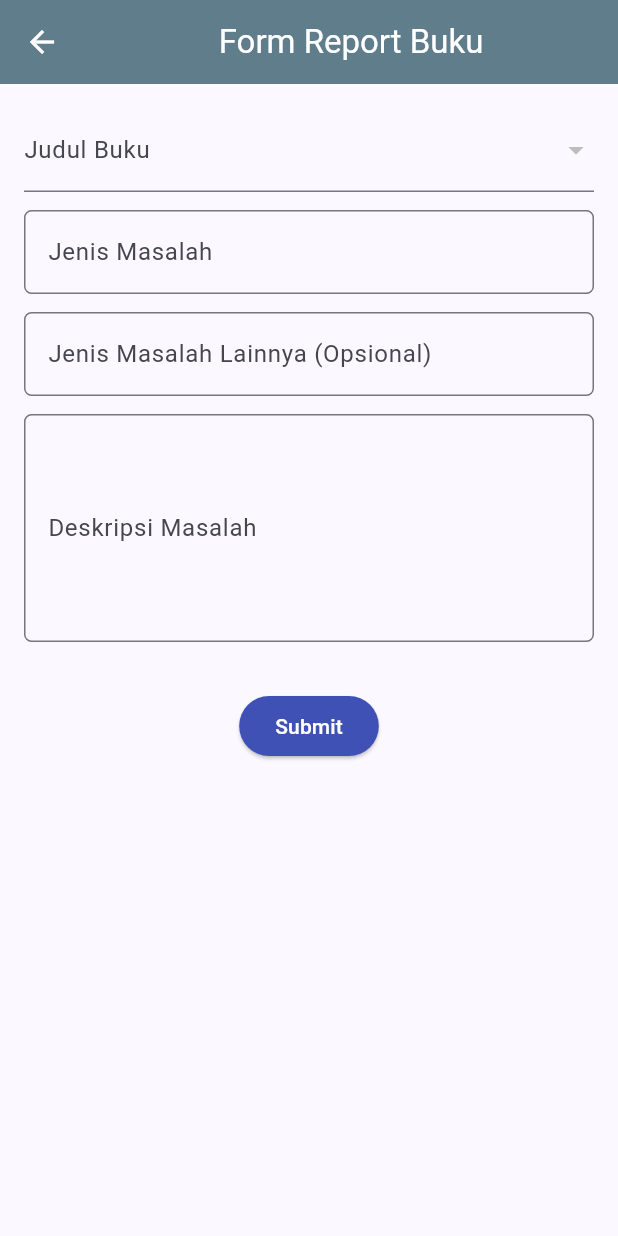
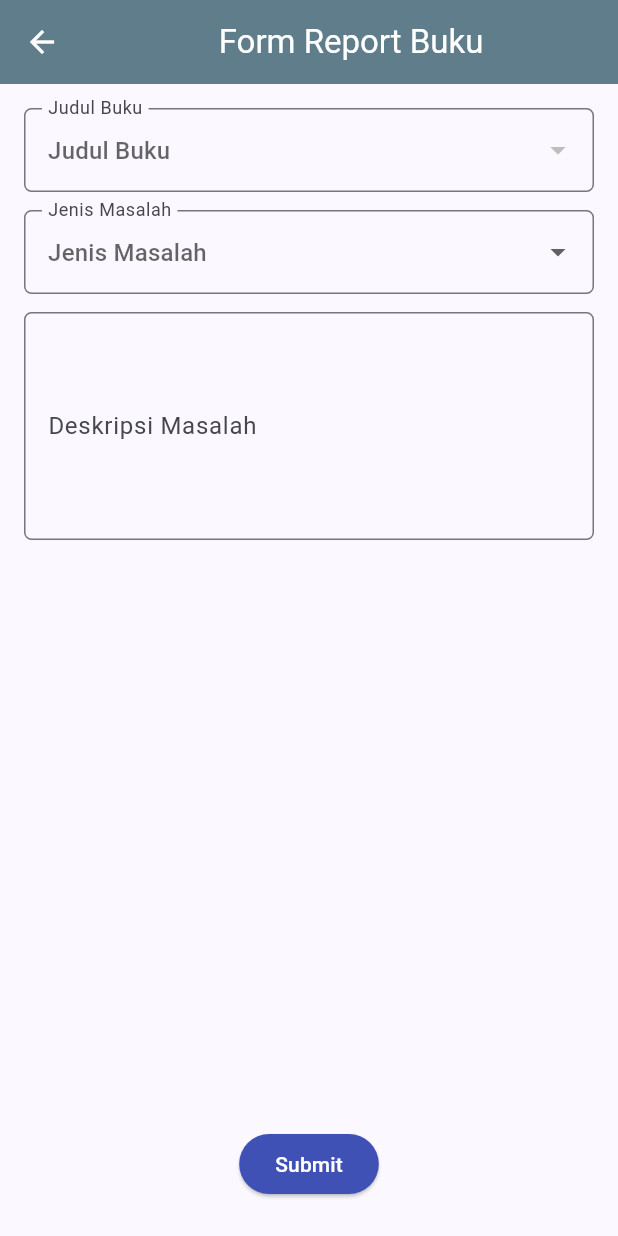
Before and after one commit to E-sebelas-mobile/bookoo-mobile, a Flutter app: the ReportBookPage screen opened directly, after a tap on the "add" icon, on a phone screen of 412 x 824 dp. Run offline on Flutter 3.47's test engine with Material 2 defaults, Android fonts, the phone set to English and light mode, and no system bars; missing offline and left inert: pbp_django_auth; accounts and stored records are empty; network calls fail.

Commit message:
selesai basic implementation report

```diff
--- /dev/null
+++ b/devtools_options.yaml
@@ -0,0 +1 @@
+extensions:
--- a/lib/reportbookstuff/menuReport.dart
+++ b/lib/reportbookstuff/menuReport.dart
@@ -43,7 +43,7 @@ class _ReportBookPageState extends State<ReportBookPage> {
         list_product.add(Product.fromJson(d));
       }
     }
-    return list_product;
+    return list_product.reversed.toList();
   }
 
   Future<void> _fetchProduct() async {
@@ -70,9 +70,8 @@ class _ReportBookPageState extends State<ReportBookPage> {
 
   Future<void> _deleteReport(int index) async {
     try {
-      int reportIdToDelete = _filteredProducts[index]
-          .pk; // Assuming 'pk' is the ID field of your Product model
-      print(reportIdToDelete);
+      int reportIdToDelete = _filteredProducts[index].pk; // Assuming 'pk' is the ID field of your Product model
+      // print(reportIdToDelete);
       var url = Uri.parse(
           'http://localhost:8000/modulreport/hapuslaporan/$reportIdToDelete/'); // Replace with your Django endpoint URL
       var response = await http.post(url);
@@ -103,9 +102,15 @@ class _ReportBookPageState extends State<ReportBookPage> {
           Navigator.push(
             context,
             MaterialPageRoute(
-              builder: (context) => BookReportForm(),
+              builder: (context) => BookReportForm(
+                refreshCallback: _fetchProduct, // Pass the callback function
+              ),
             ),
-          );
+          ).then((_) {
+            if (mounted) {
+              _fetchProduct(); // Refresh data when returning from BookReportForm
+            }
+          });
         },
         child: Icon(Icons.add),
       ),
--- a/lib/reportbookstuff/reportForm.dart
+++ b/lib/reportbookstuff/reportForm.dart
@@ -1,11 +1,17 @@
+import 'package:bookoo_mobile/reportbookstuff/menuReport.dart';
 import 'package:flutter/material.dart';
 import 'package:bookoo_mobile/main.dart';
 import 'package:http/http.dart' as http;
 import 'dart:convert';
 import 'package:bookoo_mobile/models/books.dart';
+import 'package:pbp_django_auth/pbp_django_auth.dart';
+import 'package:provider/provider.dart';
+
+
 
 class BookReportForm extends StatefulWidget {
-  const BookReportForm({Key? key}) : super(key: key);
+  final VoidCallback refreshCallback; // Define a callback function
+  const BookReportForm({Key? key, required this.refreshCallback}) : super(key: key);
 
   @override
   State<BookReportForm> createState() => _BookReportFormState();
@@ -14,10 +20,11 @@ class BookReportForm extends StatefulWidget {
 class _BookReportFormState extends State<BookReportForm> {
   final _formKey = GlobalKey<FormState>();
   String? _bookTitle; // Nullable type
-  String _issueType = '';
+  String? _issueType;
   String _otherIssueType = '';
   String _issueDescription = '';
   Set<String> bookTitles = {}; // Set to store fetched book titles
+  bool _showOtherIssueTypeField = false; // Initially hide the field
 
   @override
   void initState() {
@@ -36,7 +43,8 @@ class _BookReportFormState extends State<BookReportForm> {
     Set<String> titles = {};
     for (var d in data) {
       if (d != null) {
-        titles.add(Fields.fromJson(d['fields']).title); // Access 'title' from 'Fields'
+        titles.add(
+            Fields.fromJson(d['fields']).title); // Access 'title' from 'Fields'
       }
     }
     setState(() {
@@ -46,6 +54,8 @@ class _BookReportFormState extends State<BookReportForm> {
 
   @override
   Widget build(BuildContext context) {
+    final request = context.watch<CookieRequest>();
+
     return Scaffold(
       appBar: PreferredSize(
         preferredSize: Size.fromHeight(kToolbarHeight),
@@ -56,11 +66,15 @@ class _BookReportFormState extends State<BookReportForm> {
           centerTitle: true, // Center the title
         ),
       ),
-
       body: Form(
         key: _formKey,
+        child: Padding(
+          padding: const EdgeInsets.all(16.0),
+          child: Column(
+            crossAxisAlignment: CrossAxisAlignment.start,
+            children: [
+              Expanded(
                 child: SingleChildScrollView(
-          padding: const EdgeInsets.all(16.0),
                   child: Column(
                     crossAxisAlignment: CrossAxisAlignment.start,
                     children: [
@@ -74,23 +88,26 @@ class _BookReportFormState extends State<BookReportForm> {
                         }).toList(),
                         onChanged: (String? value) {
                           setState(() {
-                    _bookTitle = value; // Update _bookTitle when a new item is selected
+                            _bookTitle =
+                                value; // Update _bookTitle when a new item is selected
                           });
                         },
                         decoration: InputDecoration(
+                          hintText: 'Judul Buku',
                           labelText: 'Judul Buku',
-                  // Other decoration properties...
+                          border: OutlineInputBorder(
+                            borderRadius: BorderRadius.circular(5.0),
+                          ),
                         ),
                         validator: (value) {
                           if (value == null || value.isEmpty) {
                             return 'Judul Buku tidak boleh kosong!';
                           }
-                  return null;
                         },
                       ),
-
                       const SizedBox(height: 12),
-              TextFormField(
+                      DropdownButtonFormField<String>(
+                        value: _issueType,
                         decoration: InputDecoration(
                           hintText: 'Jenis Masalah',
                           labelText: 'Jenis Masalah',
@@ -98,9 +115,22 @@ class _BookReportFormState extends State<BookReportForm> {
                             borderRadius: BorderRadius.circular(5.0),
                           ),
                         ),
-                onChanged: (value) {
+                        items: <String>[
+                          'Buku Rusak',
+                          'Informasi Hilang',
+                          'Masalah Lainnya'
+                        ].map<DropdownMenuItem<String>>((String value) {
+                          return DropdownMenuItem<String>(
+                            value: value,
+                            child: Text(value),
+                          );
+                        }).toList(),
+                        onChanged: (String? value) {
                           setState(() {
-                    _issueType = value;
+                            _issueType = value!;
+                            // Toggle visibility based on selected value
+                            _showOtherIssueTypeField =
+                                value == 'Masalah Lainnya';
                           });
                         },
                         validator: (value) {
@@ -110,8 +140,11 @@ class _BookReportFormState extends State<BookReportForm> {
                           return null;
                         },
                       ),
+                      if (_showOtherIssueTypeField == true)
                         const SizedBox(height: 12),
-              TextFormField(
+                      Visibility(
+                        visible: _showOtherIssueTypeField,
+                        child: TextFormField(
                           decoration: InputDecoration(
                             hintText: 'Lainnya',
                             labelText: 'Jenis Masalah Lainnya (Opsional)',
@@ -124,6 +157,7 @@ class _BookReportFormState extends State<BookReportForm> {
                               _otherIssueType = value;
                             });
                           },
+                        ),
                       ),
                       const SizedBox(height: 12),
                       TextFormField(
@@ -147,34 +181,56 @@ class _BookReportFormState extends State<BookReportForm> {
                         },
                         maxLines: 5,
                       ),
-              const SizedBox(height: 24),
+                    ],
+                  ),
+                ),
+              ),
               Align(
                 alignment: Alignment.bottomCenter,
                 child: Padding(
                   padding: const EdgeInsets.all(8.0),
                   child: ElevatedButton(
                     style: ButtonStyle(
-                      backgroundColor:
-                          MaterialStateProperty.all(Colors.indigo),
+                      backgroundColor: MaterialStateProperty.all(Colors.indigo),
                     ),
-                    onPressed: () {
+                    onPressed: () async {
                       if (_formKey.currentState!.validate()) {
-                        // Lakukan sesuatu dengan data yang terkumpul
-                        // Misalnya, kirim data atau lakukan operasi lain
-                        print('Judul Buku: $_bookTitle');
-                        print('Jenis Masalah: $_issueType');
-                        print('Jenis Masalah Lainnya: $_otherIssueType');
-                        print('Deskripsi Masalah: $_issueDescription');
+                        // Process and send data here
+                        // For example:
+                        // sendData(_bookTitle, _issueType, _otherIssueType, _issueDescription);
+                        // Reset form fields after submission
+                        // Kirim ke Django dan tunggu respons
+                            // TODO: Ganti URL dan jangan lupa tambahkan trailing slash (/) di akhir URL!
+                            final response = await request.postJson(
+                            "http://localhost:8000/modulreport/simpanlaporanflutter/",
+                            jsonEncode(<String, String>{
+                                  'book_title': _bookTitle ?? '',
+                                  'issue_type': _issueType ?? '',
+                                  'other_issue': _otherIssueType,
+                                  'description': _issueDescription,
+                                // TODO: Sesuaikan field data sesuai dengan aplikasimu
+                            }));
+                            if (response['status'] == 'success') {
+                                ScaffoldMessenger.of(context)
+                                    .showSnackBar(const SnackBar(
+                                content: Text("Produk baru berhasil disimpan!"),
+                                ));
+                                widget.refreshCallback(); // Execute the callback
 
-                        // Reset nilai input setelah submit
+                                Navigator.pop(context);
+                            } else {
+                                ScaffoldMessenger.of(context)
+                                    .showSnackBar(const SnackBar(
+                                    content:
+                                        Text("Terdapat kesalahan, silakan coba lagi."),
+                                ));
+                            }
                         setState(() {
-                          _bookTitle = '';
-                          _issueType = '';
+                          _bookTitle = null; // Set to null instead of an empty string
+                          _issueType = null;
                           _otherIssueType = '';
                           _issueDescription = '';
                         });
-
-                        // Tambahkan logika untuk mengirim atau menyimpan data di sini
                       }
                     },
                     child: const Text(
@@ -184,7 +240,7 @@ class _BookReportFormState extends State<BookReportForm> {
                   ),
                 ),
               ),
-            ], // This closes the children list for the Column widget
+            ],
           ),
         ),
       ),
```
Lines whose indentation alone changed are shown as unchanged.
